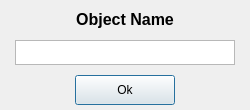
This is Practica 3/objectName.ui in ARebollo/ArtificialVision as Qt 5 draws it before an edit. The edited form follows.
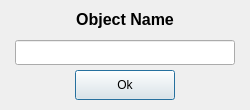
This is the edited form.

```diff
--- a/Practica 3/objectName.ui
+++ b/Practica 3/objectName.ui
@@ -33,7 +33,7 @@
    <property name="geometry">
     <rect>
      <x>75</x>
-     <y>75</y>
+     <y>70</y>
      <width>100</width>
      <height>30</height>
     </rect>
@@ -42,7 +42,7 @@
     <string>Ok</string>
    </property>
   </widget>
-  <widget class="QTextEdit" name="textEdit">
+  <widget class="QLineEdit" name="lineEdit">
    <property name="geometry">
     <rect>
      <x>15</x>
```
